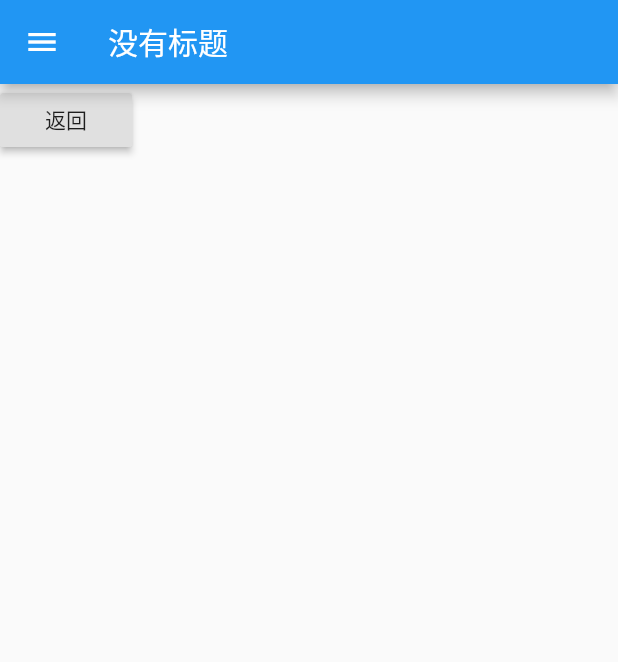
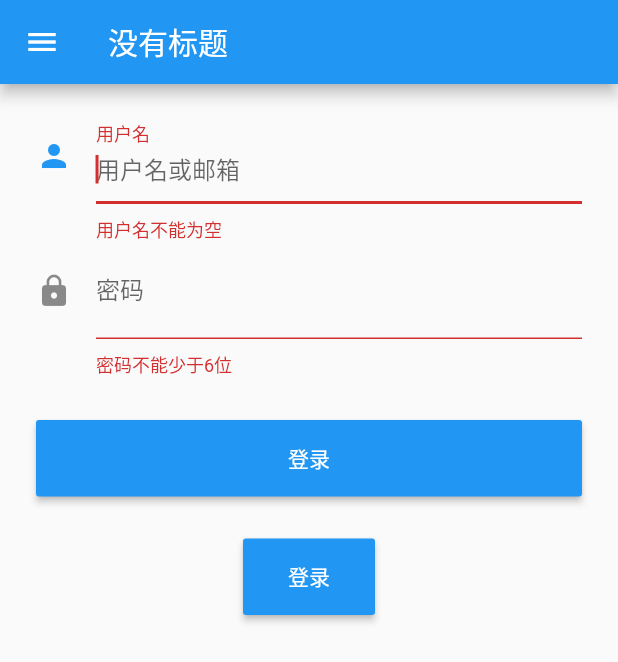
Before and after one commit to solace-lee/code_house_flutter, a Flutter app: the MyExam screen opened directly, on a phone screen of 412 x 824 dp. Shown: the top 662 px of the screen. Run offline on Flutter 3.47's test engine with Material 2 defaults, Android fonts, the phone set to English and light mode, and no system bars; our stand-ins replace dio; missing offline and left inert: dio_flutter_transformer; generated files the repository leaves out were written again; network calls fail.

Commit message:
全局变量

```diff
--- a/lib/routes/myExam.dart
+++ b/lib/routes/myExam.dart
@@ -13,6 +13,11 @@ class _MyExamState extends State<MyExam> {
 
   bool _switchSelected = true; // 维护单选开关状态
   bool _checkboxSelected = true; // 维护复选框状态
+
+
+  TextEditingController _unameController = new TextEditingController();
+  TextEditingController _pwdController = new TextEditingController();
+  GlobalKey _formKey = new GlobalKey<FormState>();
 
   @override
   Widget build(BuildContext context) {
@@ -54,12 +59,80 @@ class _MyExamState extends State<MyExam> {
             )
           ],
         )),
-        body: Container(
-          child: RaisedButton(
-              child: Text('返回'),
-              onPressed: () {
-                Navigator.of(context).pop();
-              }),
-        ));
+        body: Padding(
+          padding: const EdgeInsets.symmetric(vertical: 16.0, horizontal:24.0),
+          child: Form(
+            key: _formKey, // 设置globalKey，用于后面获取FormState
+            autovalidate: true, // 开启自动校验
+            child: Column(
+              children: <Widget>[
+                TextFormField(
+                  autofocus: true,
+                  controller: _unameController,
+                  decoration: InputDecoration(
+                    labelText: "用户名",
+                    hintText: "用户名或邮箱",
+                    icon: Icon(Icons.person)
+                  ),
+                  validator: (v) {
+                    return v
+                            .trim()
+                            .length > 0 ? null : "用户名不能为空";
+                  }
+                ),
+                TextFormField(
+                  controller: _pwdController,
+                  obscureText: true,
+                  decoration: InputDecoration(
+                    labelText: "密码",
+                    hintText: "您的登录密码",
+                    icon: Icon(Icons.lock)
+                  ),
+                  validator: (v) {
+                    return v
+                            .trim()
+                            .length > 5 ? null : "密码不能少于6位";
+                  },
+                ),
+                Padding(
+                  padding: const EdgeInsets.only(top: 28.0, bottom: 28.0),
+                  child: Row(
+                    children: <Widget>[
+                      Expanded(
+                        child: RaisedButton(
+                          padding: EdgeInsets.all(15.0),
+                          child: Text("登录"),
+                          color: Theme.of(context).primaryColor,
+                          textColor: Colors.white,
+                          onPressed: () {
+                            print(_formKey.currentState.toString());
+                            if ((_formKey.currentState as FormState).validate()) {
+                              print('可以提交数据了');
+                            }
+                          }
+                        )
+                      )
+                    ],
+                  ),
+                ),
+                Builder(builder: (context) {
+                  return RaisedButton(
+                      padding: EdgeInsets.all(15.0),
+                      child: Text("登录"),
+                      color: Theme.of(context).primaryColor,
+                      textColor: Colors.white,
+                      onPressed: () {
+                        print(_formKey.currentState.toString());
+                        if (Form.of(context).validate()) {
+                          print('可以提交数据了');
+                        }
+                      }
+                    );
+                }),
+              ],
+            ),
+          ),
+        ),
+    );
   }
 }
```
Also changed, not shown: lib/common/global.dart (added, +47 -0 lines).
